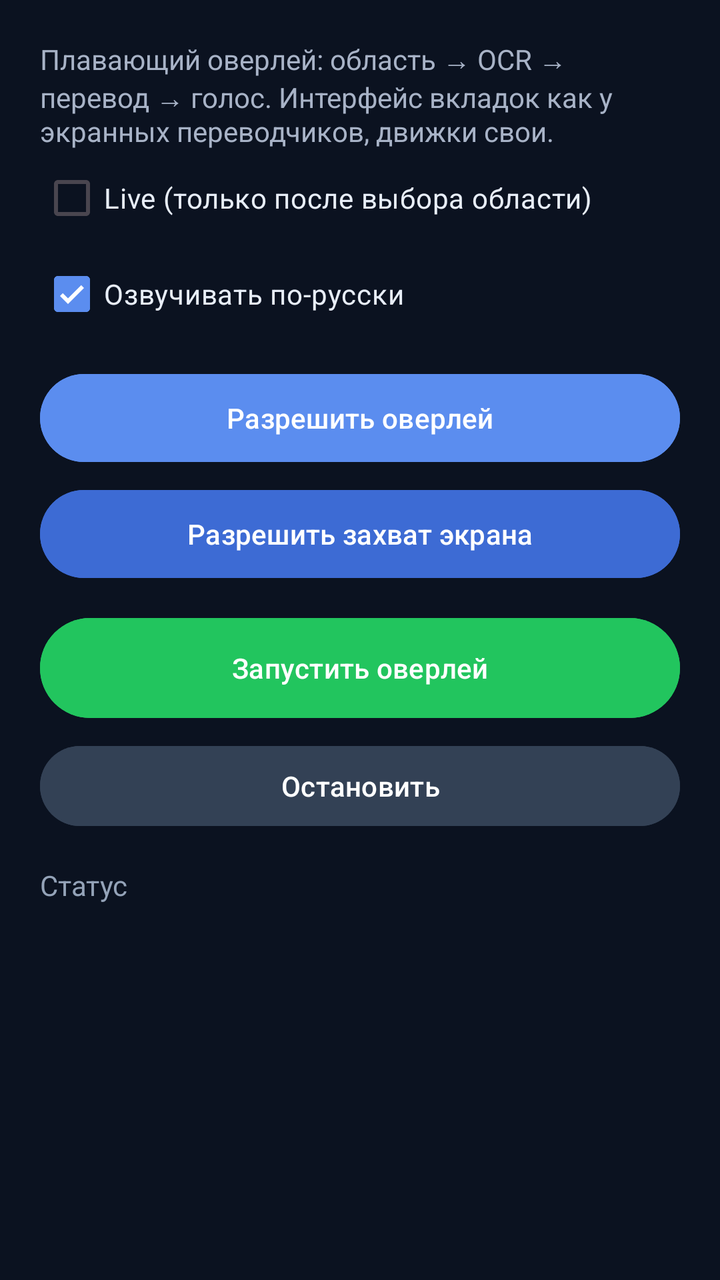
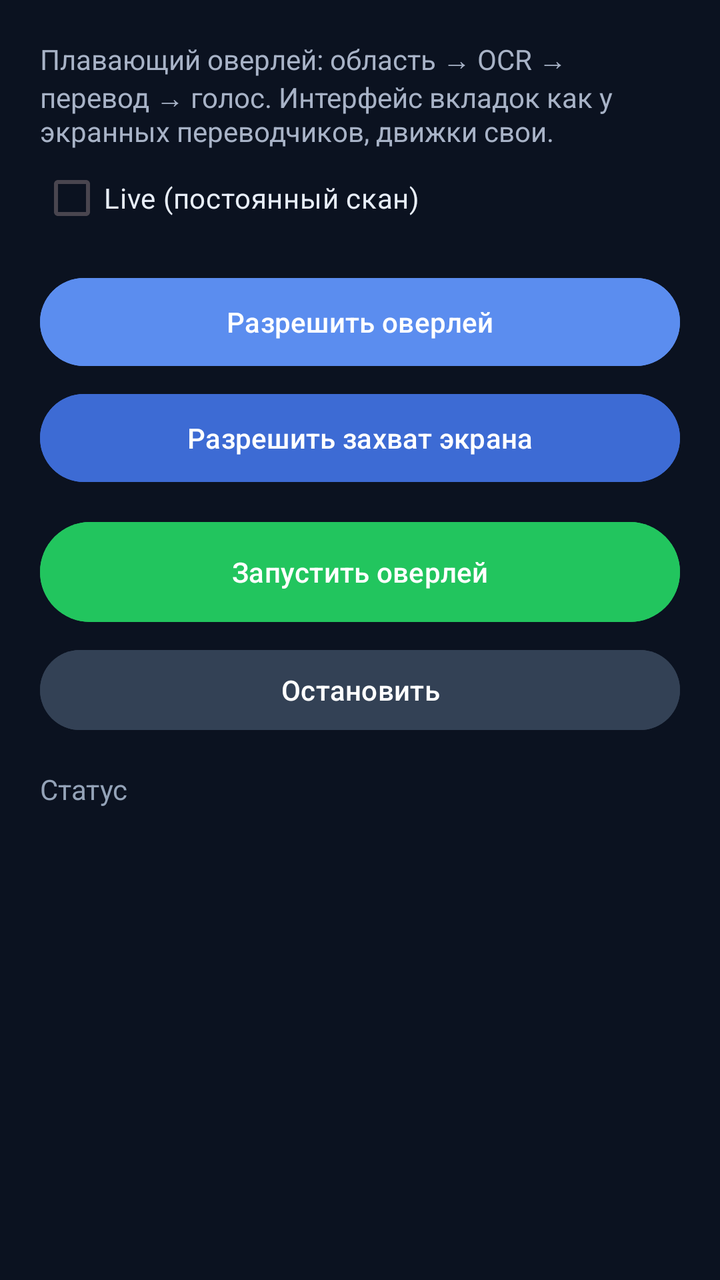

Two renders of the same Android screen: before a commit and after it. Below are the layout's source before the change and the commit's diff.
<!-- AndroidManifest.xml: application theme Theme.OverlayTranslator -->
<!-- res/layout/tab_overlay.xml -->
<?xml version="1.0" encoding="utf-8"?>
<ScrollView xmlns:android="http://schemas.android.com/apk/res/android"
    android:layout_width="match_parent"
    android:layout_height="match_parent"
    android:background="#0B1220">

    <LinearLayout
        android:layout_width="match_parent"
        android:layout_height="wrap_content"
        android:orientation="vertical"
        android:padding="20dp">

        <TextView
            android:layout_width="match_parent"
            android:layout_height="wrap_content"
            android:text="Плавающий оверлей: область → OCR → перевод → голос. Интерфейс вкладок как у экранных переводчиков, движки свои."
            android:textColor="#A8B3C7" />

        <CheckBox android:id="@+id/liveMode" android:layout_width="wrap_content" android:layout_height="wrap_content" android:text="Live (только после выбора области)" android:textColor="#E8EEF8" />
        <CheckBox android:id="@+id/speakMode" android:layout_width="wrap_content" android:layout_height="wrap_content" android:checked="true" android:text="Озвучивать по-русски" android:textColor="#E8EEF8" />

        <Button android:id="@+id/btnOverlay" android:layout_width="match_parent" android:layout_height="52dp" android:layout_marginTop="12dp" android:backgroundTint="#5B8DEF" android:text="Разрешить оверлей" android:textAllCaps="false" />
        <Button android:id="@+id/btnCapture" android:layout_width="match_parent" android:layout_height="52dp" android:layout_marginTop="6dp" android:backgroundTint="#3D6BD4" android:text="Разрешить захват экрана" android:textAllCaps="false" />
        <Button android:id="@+id/btnStart" android:layout_width="match_parent" android:layout_height="58dp" android:layout_marginTop="12dp" android:backgroundTint="#22C55E" android:text="Запустить оверлей" android:textAllCaps="false" />
        <Button android:id="@+id/btnStop" android:layout_width="match_parent" android:layout_height="48dp" android:layout_marginTop="6dp" android:backgroundTint="#334155" android:text="Остановить" android:textAllCaps="false" />

        <TextView android:id="@+id/status" android:layout_width="match_parent" android:layout_height="wrap_content" android:layout_marginTop="16dp" android:text="Статус" android:textColor="#94A3B8" />
    </LinearLayout>
</ScrollView>
<!-- resources referenced by this layout -->
<resources>
  <style name="Theme.OverlayTranslator" parent="Theme.Material3.DayNight.NoActionBar">
          <item name="colorPrimary">#5B8DEF</item>
          <item name="android:statusBarColor">#0B1220</item>
          <item name="android:navigationBarColor">#0B1220</item>
      </style>
</resources>

<!-- the commit's change to res/layout/tab_overlay.xml (unified diff, before → after) -->
@@ -16,8 +16,7 @@
             android:text="Плавающий оверлей: область → OCR → перевод → голос. Интерфейс вкладок как у экранных переводчиков, движки свои."
             android:textColor="#A8B3C7" />
 
-        <CheckBox android:id="@+id/liveMode" android:layout_width="wrap_content" android:layout_height="wrap_content" android:text="Live (только после выбора области)" android:textColor="#E8EEF8" />
-        <CheckBox android:id="@+id/speakMode" android:layout_width="wrap_content" android:layout_height="wrap_content" android:checked="true" android:text="Озвучивать по-русски" android:textColor="#E8EEF8" />
+        <CheckBox android:id="@+id/liveMode" android:layout_width="wrap_content" android:layout_height="wrap_content" android:text="Live (постоянный скан)" android:textColor="#E8EEF8" />
 
         <Button android:id="@+id/btnOverlay" android:layout_width="match_parent" android:layout_height="52dp" android:layout_marginTop="12dp" android:backgroundTint="#5B8DEF" android:text="Разрешить оверлей" android:textAllCaps="false" />
         <Button android:id="@+id/btnCapture" android:layout_width="match_parent" android:layout_height="52dp" android:layout_marginTop="6dp" android:backgroundTint="#3D6BD4" android:text="Разрешить захват экрана" android:textAllCaps="false" />
